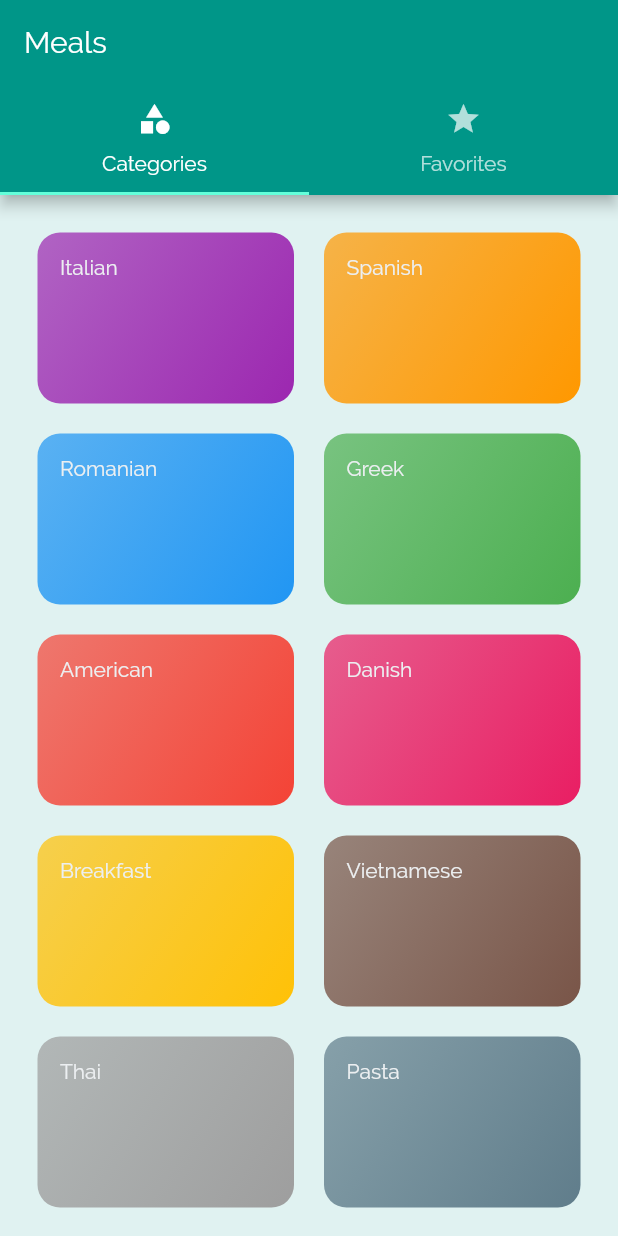
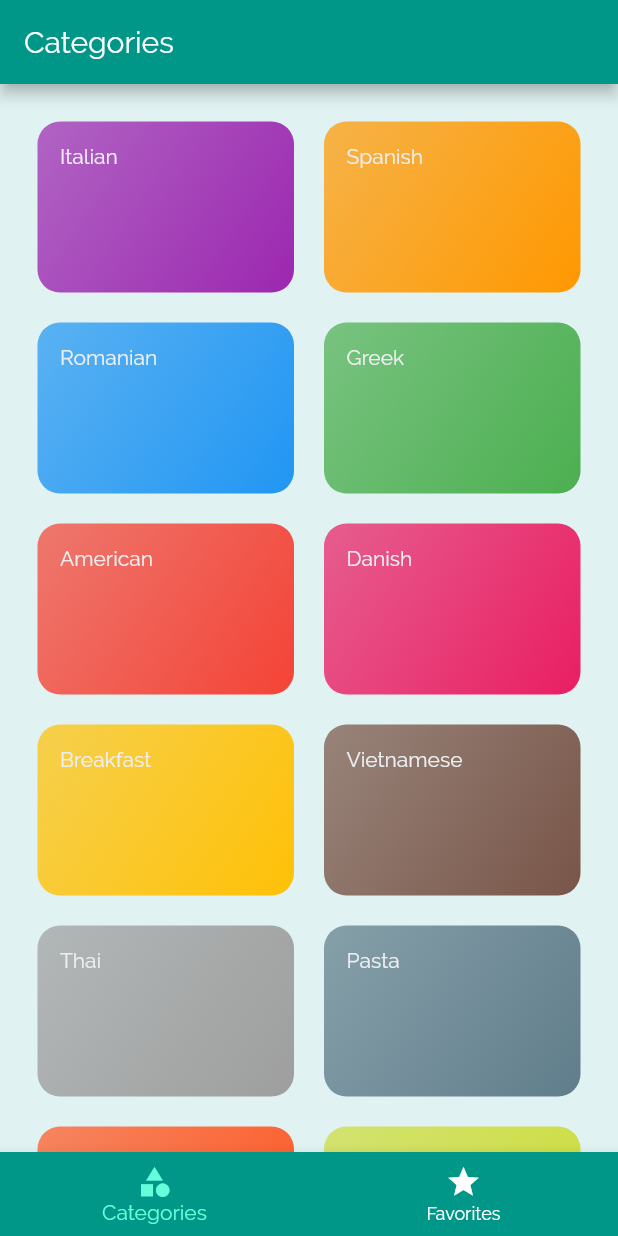
Before and after one commit to CristiPV/bookish-train, a Flutter app: the screen it shows after launch, on a phone screen of 412 x 824 dp. Run offline on Flutter 3.47's test engine with Material 2 defaults, Android fonts, the phone set to English and light mode, and no system bars.

```diff
--- a/meals_app/lib/screens/tabs.dart
+++ b/meals_app/lib/screens/tabs.dart
@@ -1,6 +1,6 @@
 import 'package:flutter/material.dart';
-import 'package:meals_app/screens/favorites.dart';
 
+import './favorites.dart';
 import './categories.dart';
 
 class TabsScreen extends StatefulWidget {
@@ -11,33 +11,48 @@ class TabsScreen extends StatefulWidget {
 }
 
 class _TabsScreenState extends State<TabsScreen> {
+  final List<Map<String, Object>> _pages = [
+    {
+      "page": CategoriesScreen(),
+      "title": "Categories",
+    },
+    {
+      "page": FavoritesScreen(),
+      "title": "Your Favorites",
+    },
+  ];
+  var _selectedPageIndex = 0;
+
+  void _selectPage(int index) {
+    setState(() {
+      _selectedPageIndex = index;
+    });
+  }
+
   @override
   Widget build(BuildContext context) {
-    return DefaultTabController(
-      length: 2,
-      initialIndex: 0,
-      child: Scaffold(
-        appBar: AppBar(
-          title: Text("Meals"),
-          bottom: TabBar(
-            tabs: [
-              Tab(
-                icon: Icon(Icons.category),
-                text: "Categories",
-              ),
-              Tab(
-                icon: Icon(Icons.star),
-                text: "Favorites",
-              ),
-            ],
+    return Scaffold(
+      appBar: AppBar(
+        title: Text(_pages[_selectedPageIndex]["title"] as String),
+      ),
+      body: _pages[_selectedPageIndex]["page"] as Widget,
+      bottomNavigationBar: BottomNavigationBar(
+        onTap: _selectPage,
+        items: [
+          BottomNavigationBarItem(
+            icon: Icon(Icons.category),
+            label: "Categories",
           ),
-        ),
-        body: TabBarView(
-          children: [
-            CategoriesScreen(),
-            FavoritesScreen(),
-          ],
-        ),
+          BottomNavigationBarItem(
+            icon: Icon(Icons.star),
+            label: "Favorites",
+          ),
+        ],
+        backgroundColor: Theme.of(context).primaryColor,
+        unselectedItemColor: Colors.white,
+        selectedItemColor: Theme.of(context).accentColor,
+        currentIndex: _selectedPageIndex,
+        type: BottomNavigationBarType.fixed,
       ),
     );
   }
```
